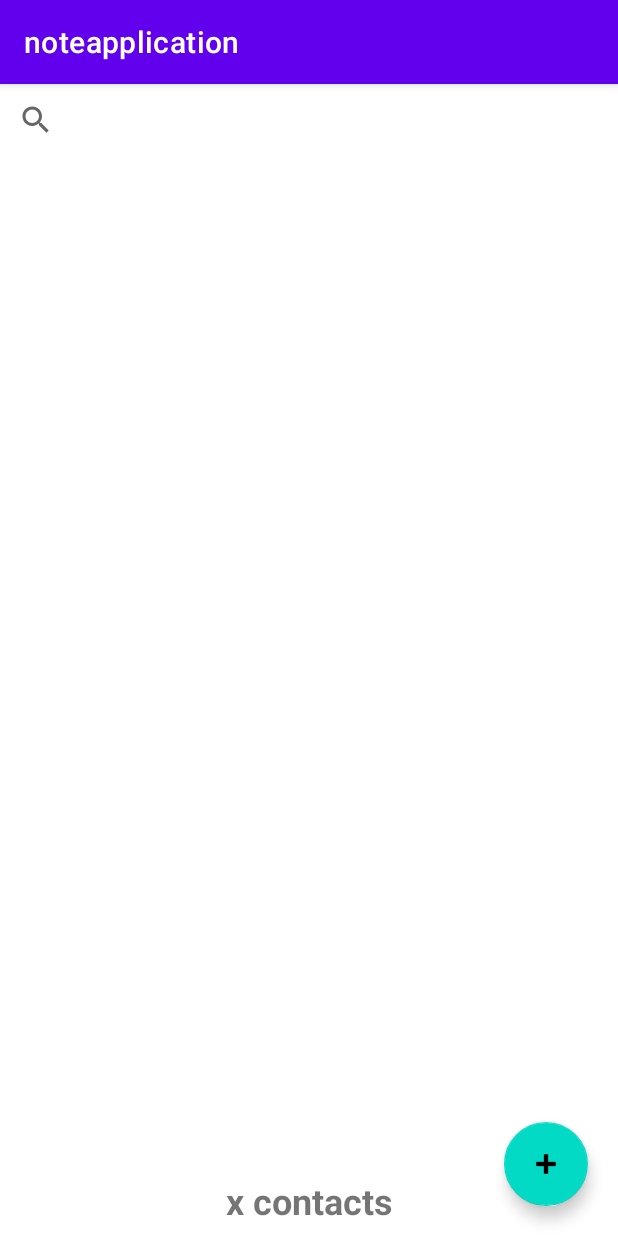
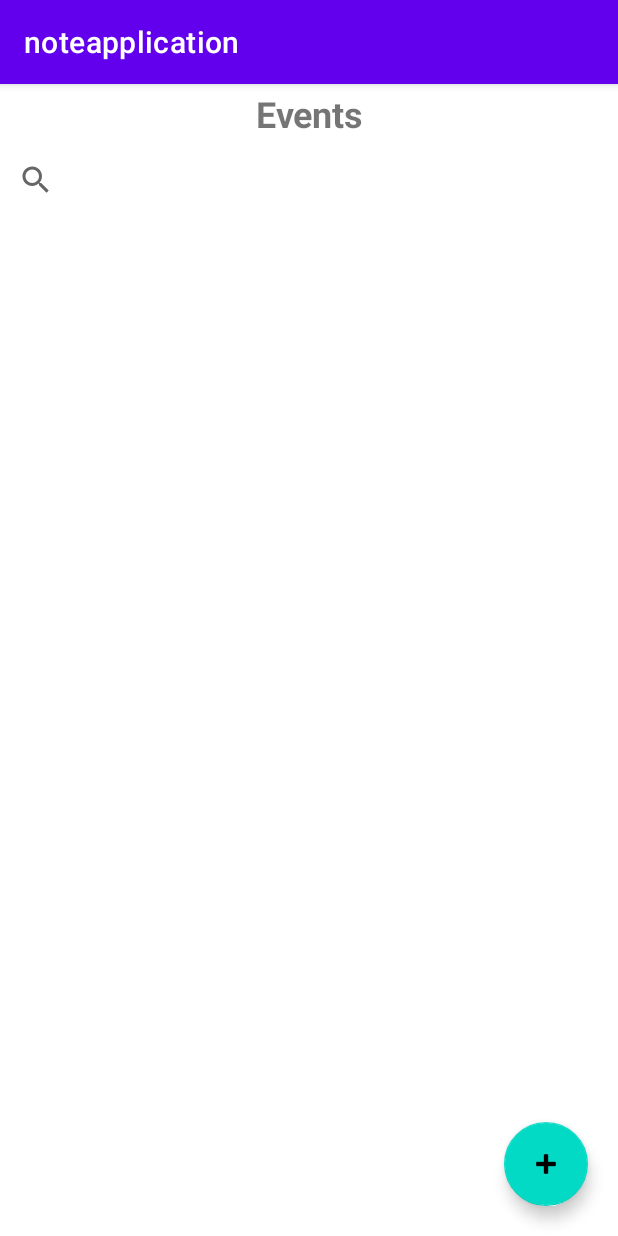
Before and after one commit to leatonos/Android_FinalProject_FantasticFive, an Android app: the Category screen opened directly, with no data from a screen before it, on a phone screen of 412 x 824 dp. Run offline under Robolectric (Android 15) with nearby library versions, the phone set to English and light mode, and no system bars.

Commit message:
New update
Now the category title appears on the screen when you click there

```diff
--- a/app/src/main/java/com/pedroapp/noteApplication/Category.java
+++ b/app/src/main/java/com/pedroapp/noteApplication/Category.java
@@ -4,13 +4,22 @@ import androidx.appcompat.app.AppCompatActivity;
 
 import android.os.Bundle;
 import android.view.View;
+import android.widget.TextView;
+
+import com.pedroapp.noteApplication.util.CategoryChosen;
 
 public class Category extends AppCompatActivity {
+
+    TextView pageTitle;
 
     @Override
     protected void onCreate(Bundle savedInstanceState) {
         super.onCreate(savedInstanceState);
         setContentView(R.layout.activity_category);
+
+        pageTitle = findViewById(R.id.categoryTitle);
+        pageTitle.setText(CategoryChosen.chosenCategory);
+
     }
 
     public void goToAddNote(View view) {
--- a/app/src/main/res/layout/activity_category.xml
+++ b/app/src/main/res/layout/activity_category.xml
@@ -10,6 +10,16 @@
         android:layout_width="match_parent"
         android:layout_height="match_parent"
         android:orientation="vertical">
+
+        <TextView
+            android:id="@+id/categoryTitle"
+            android:layout_width="match_parent"
+            android:layout_height="40dp"
+            android:gravity="center"
+            android:text="CategoryName"
+            android:textAlignment="center"
+            android:textSize="24sp"
+            android:textStyle="bold" />
 
         <SearchView
             android:id="@+id/searchbar"
@@ -25,15 +35,6 @@
             android:layout_weight="0.8">
 
         </ListView>
-
-        <TextView
-            android:id="@+id/contactNum"
-            android:layout_width="match_parent"
-            android:layout_height="40dp"
-            android:text="x contacts"
-            android:textAlignment="center"
-            android:textSize="24sp"
-            android:textStyle="bold" />
 
     </LinearLayout>
 
```
